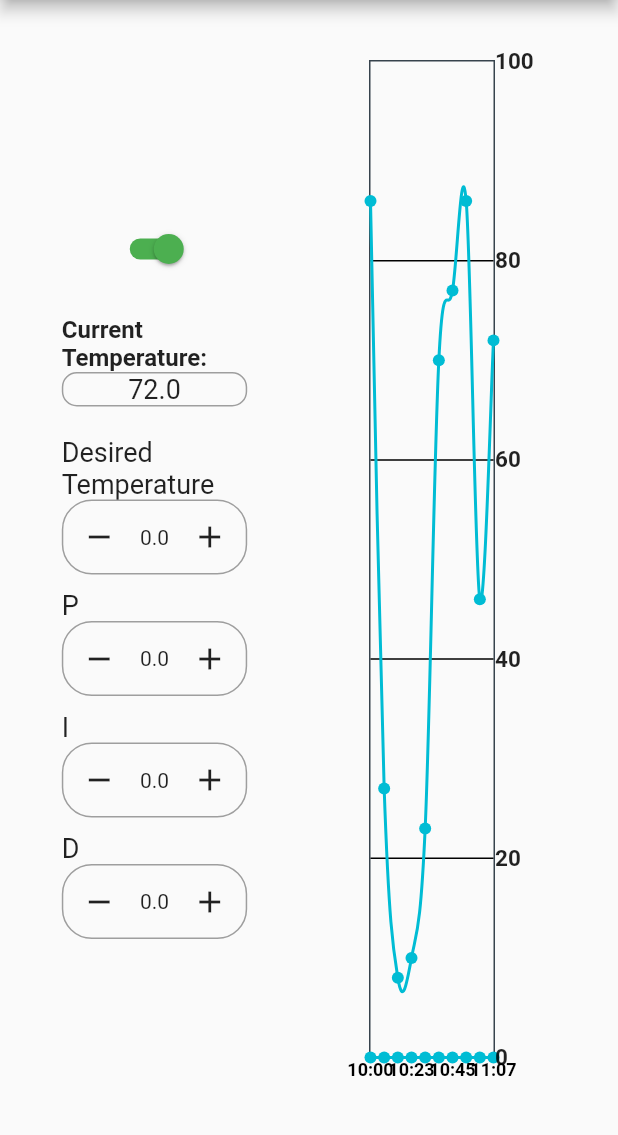
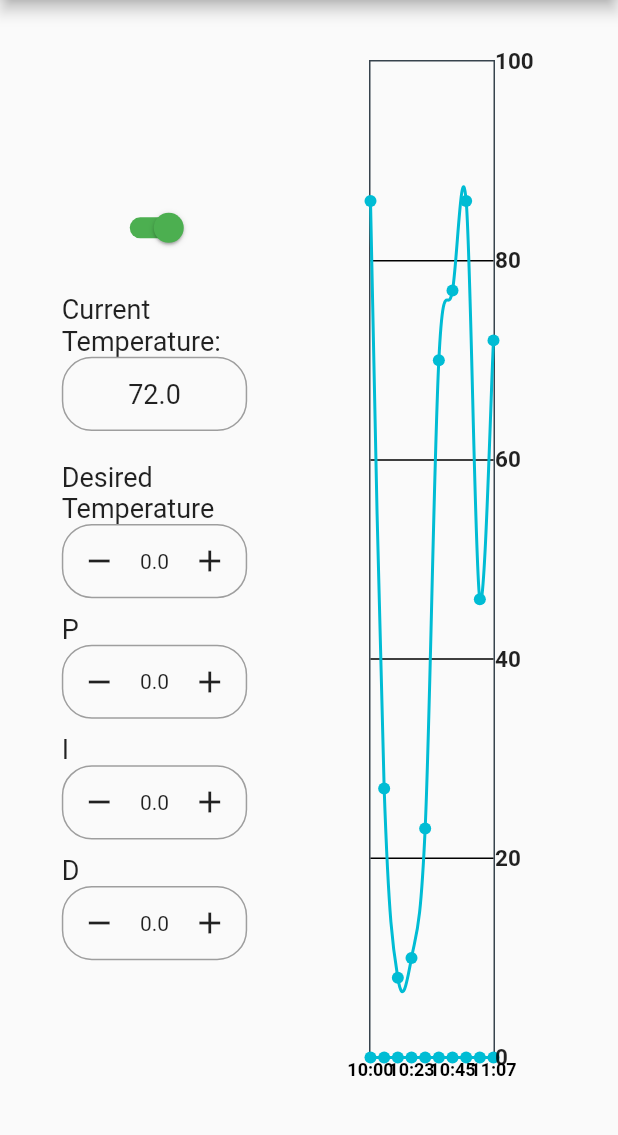
Before and after one commit to Snapp-X/Flutter-coffee-machine, a Flutter app: the screen it shows after launch, on a phone screen of 412 x 824 dp, the part 84-1219 px from its top. Run offline on Flutter 3.47's test engine with Material 2 defaults, Android fonts, the phone set to English and light mode, and no system bars; drawn by our look-alikes of fl_chart; our stand-ins replace flutter_riverpod.

Commit message:
adapting UI to figma designs

```diff
--- a/lib/screens/menu_screen.dart
+++ b/lib/screens/menu_screen.dart
@@ -64,14 +64,15 @@ class MenuScreen extends ConsumerWidget {
                                     child: Text(
                                       'Current Temperature:',
                                       style: TextStyle(
-                                        fontSize: 16,
-                                        fontWeight: FontWeight.bold,
+                                        fontSize: 18,
                                       ),
                                     ),
                                   ),
                                   Container(
+                                    height: MediaQuery.of(context).size.height *
+                                        0.06,
                                     decoration: BoxDecoration(
-                                      borderRadius: BorderRadius.circular(10),
+                                      borderRadius: BorderRadius.circular(20),
                                       border: Border.all(color: Colors.grey),
                                     ),
                                     child: Align(
@@ -316,6 +317,7 @@ class MenuScreen extends ConsumerWidget {
             ),
           ),
           Container(
+            height: MediaQuery.of(context).size.height * 0.06,
             decoration: BoxDecoration(
               borderRadius: BorderRadius.circular(20),
               border: Border.all(color: Colors.grey),
```
